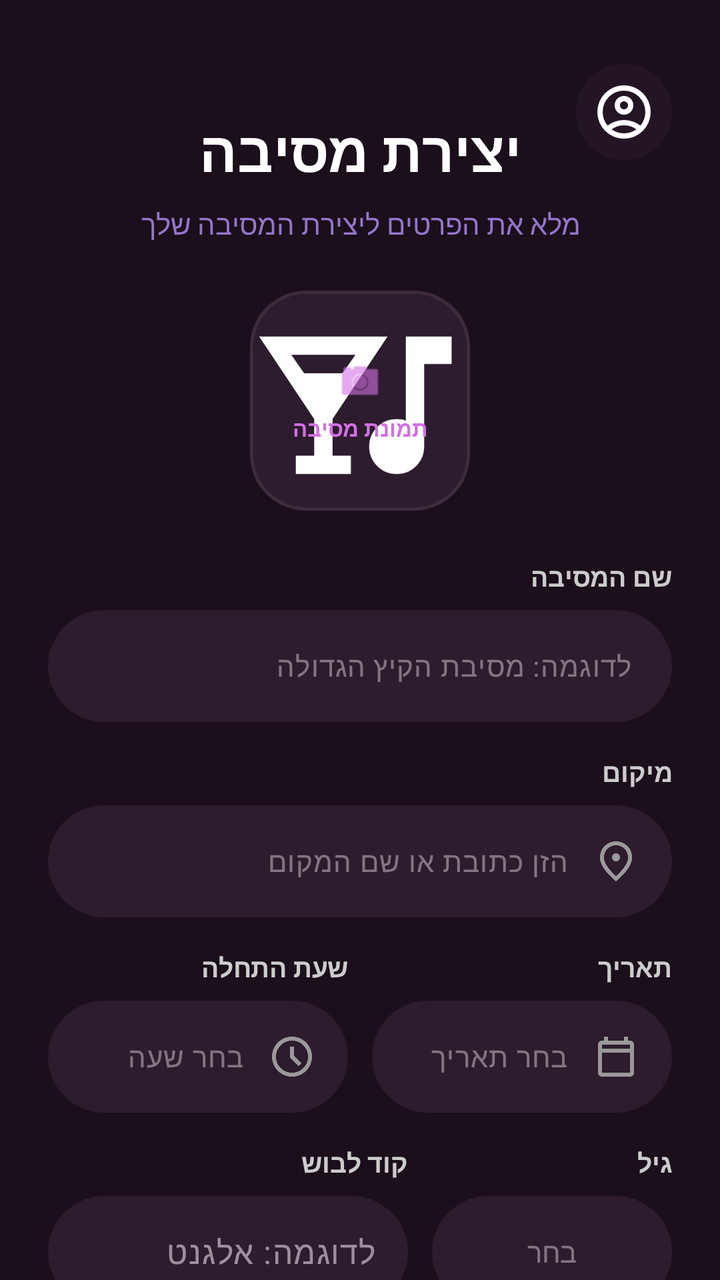
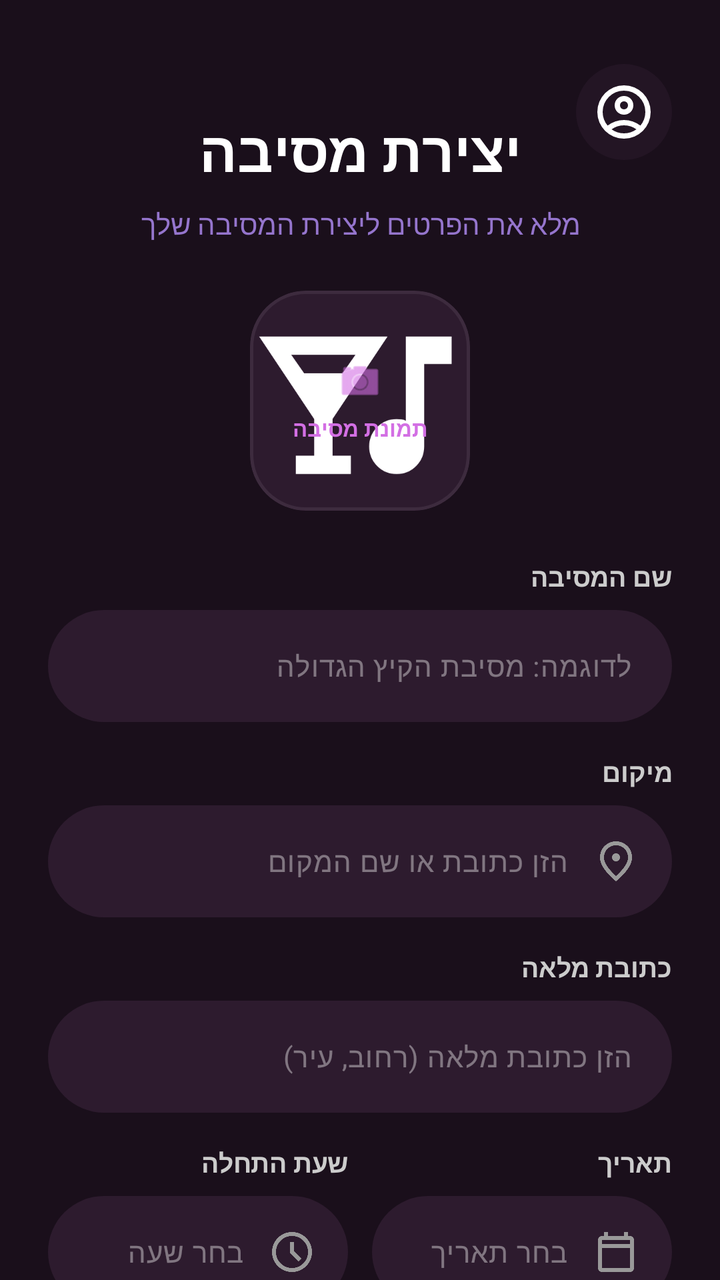

Two renders of the same Android screen: before a commit and after it. Below are the layout's source before the change and the commit's diff.
<!-- AndroidManifest.xml: application theme Theme.PartyLife -->
<!-- res/layout/activity_party_creation_page.xml -->
<?xml version="1.0" encoding="utf-8"?>
<ScrollView xmlns:android="http://schemas.android.com/apk/res/android"
    xmlns:app="http://schemas.android.com/apk/res-auto"
    xmlns:tools="http://schemas.android.com/tools"
    android:layout_width="match_parent"
    android:layout_height="match_parent"
    android:background="#1A0F1B"
    android:fillViewport="true"
    android:id="@+id/partycreation"
    android:scrollbars="none">

    <androidx.constraintlayout.widget.ConstraintLayout
        android:id="@+id/main"
        android:layout_width="match_parent"
        android:layout_height="wrap_content"
        android:padding="24dp"
        android:layoutDirection="rtl">

        
        <View
            android:id="@+id/profileGlow"
            android:layout_width="48dp"
            android:layout_height="48dp"
            android:layout_marginTop="8dp"
            android:background="@drawable/circle"
            android:backgroundTint="#2D1B2E"
            android:alpha="0.5"
            app:layout_constraintStart_toStartOf="parent"
            app:layout_constraintTop_toTopOf="parent" />

        <ImageView
            android:id="@+id/ivProfile"
            android:layout_width="32dp"
            android:layout_height="32dp"
            android:src="@drawable/personimeg"
            app:tint="#FFFFFF"
            app:layout_constraintBottom_toBottomOf="@id/profileGlow"
            app:layout_constraintEnd_toEndOf="@id/profileGlow"
            app:layout_constraintStart_toStartOf="@id/profileGlow"
            app:layout_constraintTop_toTopOf="@id/profileGlow" />

        
        <TextView
            android:id="@+id/tvTitle"
            android:layout_width="wrap_content"
            android:layout_height="wrap_content"
            android:layout_marginTop="32dp"
            android:text="יצירת מסיבה"
            android:textColor="#FFFFFF"
            android:textSize="28sp"
            android:textStyle="bold"
            app:layout_constraintEnd_toEndOf="parent"
            app:layout_constraintStart_toStartOf="parent"
            app:layout_constraintTop_toTopOf="parent" />

        <TextView
            android:id="@+id/tvSubtitle"
            android:layout_width="wrap_content"
            android:layout_height="wrap_content"
            android:layout_marginTop="8dp"
            android:text="מלא את הפרטים ליצירת המסיבה שלך"
            android:textColor="#9575CD"
            android:textSize="14sp"
            app:layout_constraintEnd_toEndOf="parent"
            app:layout_constraintStart_toStartOf="parent"
            app:layout_constraintTop_toBottomOf="@id/tvTitle" />

        
        <com.google.android.material.card.MaterialCardView
            android:id="@+id/cvPartyImage"
            android:layout_width="110dp"
            android:layout_height="110dp"
            android:layout_marginTop="24dp"
            app:cardBackgroundColor="#2D1B2E"
            app:cardCornerRadius="28dp"
            app:strokeWidth="1.5dp"
            app:strokeColor="#3D2B3E"
            app:layout_constraintEnd_toEndOf="parent"
            app:layout_constraintStart_toStartOf="parent"
            app:layout_constraintTop_toBottomOf="@id/tvSubtitle">

            <RelativeLayout
                android:layout_width="match_parent"
                android:layout_height="match_parent">

                <ImageView
                    android:id="@+id/ivSelectedPartyImage"
                    android:layout_width="match_parent"
                    android:layout_height="match_parent"
                    android:scaleType="centerCrop"
                    android:src="@drawable/partyicon"
                    />

                <LinearLayout
                    android:layout_width="wrap_content"
                    android:layout_height="wrap_content"
                    android:layout_centerInParent="true"
                    android:gravity="center"
                    android:orientation="vertical">

                    <ImageView
                        android:id="@+id/ivUploadImage"
                        android:layout_width="24dp"
                        android:layout_height="24dp"
                        android:src="@android:drawable/ic_menu_camera"
                        app:tint="#D36FE4" />

                    <TextView
                        android:id="@+id/tvUploadImage"

                        android:layout_width="wrap_content"
                        android:layout_height="wrap_content"
                        android:layout_marginTop="4dp"
                        android:text="תמונת מסיבה"
                        android:textColor="#D36FE4"
                        android:textSize="11sp"
                        android:textStyle="bold" />
                </LinearLayout>
            </RelativeLayout>
        </com.google.android.material.card.MaterialCardView>

        
        <TextView
            android:id="@+id/tvNameLabel"
            android:layout_width="match_parent"
            android:layout_height="wrap_content"
            android:layout_marginTop="24dp"
            android:text="שם המסיבה"
            android:textColor="#CCCCCC"
            android:textSize="13sp"
            android:textStyle="bold"
            android:gravity="start"
            app:layout_constraintTop_toBottomOf="@id/cvPartyImage" />

        <com.google.android.material.textfield.TextInputLayout
            android:id="@+id/tilPartyName"
            android:layout_width="match_parent"
            android:layout_height="wrap_content"
            android:layout_marginTop="8dp"
            app:hintEnabled="false"
            app:boxBackgroundColor="#2D1B2E"
            app:boxBackgroundMode="filled"
            app:boxCornerRadiusBottomEnd="28dp"
            app:boxCornerRadiusBottomStart="28dp"
            app:boxCornerRadiusTopEnd="28dp"
            app:boxCornerRadiusTopStart="28dp"
            app:boxStrokeWidth="0dp"
            app:layout_constraintTop_toBottomOf="@id/tvNameLabel">

            <com.google.android.material.textfield.TextInputEditText
                android:id="@+id/etPartyName"
                android:layout_width="match_parent"
                android:layout_height="56dp"
                android:hint="לדוגמה: מסיבת הקיץ הגדולה"
                android:textColorHint="#66FFFFFF"
                android:textColor="#FFFFFF"
                android:textSize="14sp"
                android:gravity="center_vertical"
                android:paddingStart="20dp"
                android:paddingEnd="20dp"
                android:background="@null" />
        </com.google.android.material.textfield.TextInputLayout>

        
        <TextView
            android:id="@+id/tvLocationLabel"
            android:layout_width="match_parent"
            android:layout_height="wrap_content"
            android:layout_marginTop="16dp"
            android:text="מיקום"
            android:textColor="#CCCCCC"
            android:textSize="13sp"
            android:textStyle="bold"
            android:gravity="start"
            app:layout_constraintTop_toBottomOf="@id/tilPartyName" />

        <com.google.android.material.textfield.TextInputLayout
            android:id="@+id/tilLocation"
            android:layout_width="match_parent"
            android:layout_height="wrap_content"
            android:layout_marginTop="8dp"
            app:hintEnabled="false"
            app:boxBackgroundColor="#2D1B2E"
            app:boxBackgroundMode="filled"
            app:boxCornerRadiusBottomEnd="28dp"
            app:boxCornerRadiusBottomStart="28dp"
            app:boxCornerRadiusTopEnd="28dp"
            app:boxCornerRadiusTopStart="28dp"
            app:boxStrokeWidth="0dp"
            app:layout_constraintTop_toBottomOf="@id/tvLocationLabel">

            <com.google.android.material.textfield.TextInputEditText
                android:id="@+id/etLocation"
                android:layout_width="match_parent"
                android:layout_height="56dp"
                android:hint="הזן כתובת או שם המקום"
                android:textColorHint="#66FFFFFF"
                android:textColor="#FFFFFF"
                android:textSize="14sp"
                android:gravity="center_vertical"
                android:drawableStart="@drawable/locationicon"
                android:drawablePadding="12dp"
                android:drawableTint="#999999"
                android:paddingStart="16dp"
                android:paddingEnd="16dp"
                android:background="@null" />
        </com.google.android.material.textfield.TextInputLayout>

        
        <LinearLayout
            android:id="@+id/rowDateTime"
            android:layout_width="match_parent"
            android:layout_height="wrap_content"
            android:layout_marginTop="16dp"
            android:orientation="horizontal"
            app:layout_constraintTop_toBottomOf="@id/tilLocation">

            
            <LinearLayout
                android:layout_width="0dp"
                android:layout_height="wrap_content"
                android:layout_weight="1"
                android:layout_marginEnd="12dp"
                android:orientation="vertical">

                <TextView
                    android:layout_width="wrap_content"
                    android:layout_height="wrap_content"
                    android:text="תאריך"
                    android:textColor="#CCCCCC"
                    android:textSize="13sp"
                    android:textStyle="bold" />

                <com.google.android.material.textfield.TextInputLayout
                    android:id="@+id/tilDate"
                    android:layout_width="match_parent"
                    android:layout_height="wrap_content"
                    android:layout_marginTop="8dp"
                    app:hintEnabled="false"
                    app:boxBackgroundColor="#2D1B2E"
                    app:boxBackgroundMode="filled"
                    app:boxCornerRadiusBottomEnd="28dp"
                    app:boxCornerRadiusBottomStart="28dp"
                    app:boxCornerRadiusTopEnd="28dp"
                    app:boxCornerRadiusTopStart="28dp"
                    app:boxStrokeWidth="0dp">

                    <com.google.android.material.textfield.TextInputEditText
                        android:id="@+id/etDate"
                        android:layout_width="match_parent"
                        android:layout_height="56dp"
                        android:hint="בחר תאריך"
                        android:focusable="false"
                        android:textColorHint="#66FFFFFF"
                        android:textColor="#FFFFFF"
                        android:textSize="14sp"
                        android:gravity="center_vertical"
                        android:drawableStart="@drawable/date_icon"
                        android:drawablePadding="12dp"
                        android:drawableTint="#999999"
                        android:paddingStart="16dp"
                        android:paddingEnd="16dp"
                        android:background="@null" />
                </com.google.android.material.textfield.TextInputLayout>
            </LinearLayout>

            
            <LinearLayout
                android:layout_width="0dp"
                android:layout_height="wrap_content"
                android:layout_weight="1"
                android:orientation="vertical">

                <TextView
                    android:layout_width="wrap_content"
                    android:layout_height="wrap_content"
                    android:text="שעת התחלה"
                    android:textColor="#CCCCCC"
                    android:textSize="13sp"
                    android:textStyle="bold" />

                <com.google.android.material.textfield.TextInputLayout
                    android:id="@+id/tilTime"
                    android:layout_width="match_parent"
                    android:layout_height="wrap_content"
                    android:layout_marginTop="8dp"
                    app:hintEnabled="false"
                    app:boxBackgroundColor="#2D1B2E"
                    app:boxBackgroundMode="filled"
                    app:boxCornerRadiusBottomEnd="28dp"
                    app:boxCornerRadiusBottomStart="28dp"
                    app:boxCornerRadiusTopEnd="28dp"
                    app:boxCornerRadiusTopStart="28dp"
                    app:boxStrokeWidth="0dp">

                    <com.google.android.material.textfield.TextInputEditText
                        android:id="@+id/etTime"
                        android:layout_width="match_parent"
                        android:layout_height="56dp"
                        android:hint="בחר שעה"
                        android:focusable="false"
                        android:textColorHint="#66FFFFFF"
                        android:textColor="#FFFFFF"
                        android:textSize="14sp"
                        android:gravity="center_vertical"
                        android:drawableStart="@drawable/time_icon"
                        android:drawablePadding="12dp"
                        android:drawableTint="#999999"
                        android:paddingStart="16dp"
                        android:paddingEnd="16dp"
                        android:background="@null" />
                </com.google.android.material.textfield.TextInputLayout>
            </LinearLayout>
        </LinearLayout>

        
        <LinearLayout
            android:id="@+id/rowBottom"
            android:layout_width="match_parent"
            android:layout_height="wrap_content"
            android:layout_marginTop="16dp"
            android:orientation="horizontal"
            app:layout_constraintTop_toBottomOf="@id/rowDateTime">

            <LinearLayout
                android:layout_width="0dp"
                android:layout_height="wrap_content"
                android:layout_weight="1"
                android:layout_marginEnd="12dp"
                android:orientation="vertical">
                <TextView
                    android:layout_width="wrap_content"
                    android:layout_height="wrap_content"
                    android:text="גיל"
                    android:textColor="#CCCCCC"
                    android:textSize="13sp"
                    android:textStyle="bold" />
                <com.google.android.material.textfield.TextInputLayout
                    android:layout_width="match_parent"
                    android:layout_height="wrap_content"
                    android:layout_marginTop="8dp"
                    app:hintEnabled="false"
                    app:boxBackgroundColor="#2D1B2E"
                    app:boxBackgroundMode="filled"
                    app:boxCornerRadiusBottomEnd="28dp"
                    app:boxCornerRadiusBottomStart="28dp"
                    app:boxCornerRadiusTopEnd="28dp"
                    app:boxCornerRadiusTopStart="28dp"
                    app:boxStrokeWidth="0dp">

                    <AutoCompleteTextView
                        android:id="@+id/etAge"
                        android:layout_width="match_parent"
                        android:layout_height="56dp"
                        android:hint="בחר"
                        android:textColor="#FFFFFF"
                        android:textColorHint="#66FFFFFF"
                        android:textSize="14sp"
                        android:gravity="center"
                        android:padding="0dp"
                        android:inputType="none"
                        android:background="@null" />
                </com.google.android.material.textfield.TextInputLayout>
            </LinearLayout>

            <LinearLayout
                android:layout_width="0dp"
                android:layout_height="wrap_content"
                android:layout_weight="1.5"
                android:orientation="vertical">
                <TextView
                    android:layout_width="wrap_content"
                    android:layout_height="wrap_content"
                    android:text="קוד לבוש"
                    android:textColor="#CCCCCC"
                    android:textSize="13sp"
                    android:textStyle="bold" />
                <com.google.android.material.textfield.TextInputLayout
                    android:layout_width="match_parent"
                    android:layout_height="wrap_content"
                    android:layout_marginTop="8dp"
                    app:hintEnabled="false"
                    app:boxBackgroundColor="#2D1B2E"
                    app:boxBackgroundMode="filled"
                    app:boxCornerRadiusBottomEnd="28dp"
                    app:boxCornerRadiusBottomStart="28dp"
                    app:boxCornerRadiusTopEnd="28dp"
                    app:boxCornerRadiusTopStart="28dp"
                    app:boxStrokeWidth="0dp">
                    <com.google.android.material.textfield.TextInputEditText
                        android:id="@+id/etDressCode"
                        android:layout_width="match_parent"
                        android:layout_height="56dp"
                        android:hint="לדוגמה: אלגנט"
                        android:textColor="#FFFFFF"
                        android:paddingStart="20dp"
                        android:background="@null" />
                </com.google.android.material.textfield.TextInputLayout>
            </LinearLayout>
        </LinearLayout>

        
        <TextView
            android:id="@+id/tvParkingLabel"
            android:layout_width="match_parent"
            android:layout_height="wrap_content"
            android:layout_marginTop="16dp"
            android:text="מיקום חנייה קרובה"
            android:textColor="#CCCCCC"
            android:textSize="13sp"
            android:textStyle="bold"
            android:gravity="start"
            app:layout_constraintTop_toBottomOf="@id/rowBottom" />

        <com.google.android.material.textfield.TextInputLayout
            android:id="@+id/tilParking"
            android:layout_width="match_parent"
            android:layout_height="wrap_content"
            android:layout_marginTop="8dp"
            app:hintEnabled="false"
            app:boxBackgroundColor="#2D1B2E"
            app:boxBackgroundMode="filled"
            app:boxCornerRadiusBottomEnd="28dp"
            app:boxCornerRadiusBottomStart="28dp"
            app:boxCornerRadiusTopEnd="28dp"
            app:boxCornerRadiusTopStart="28dp"
            app:boxStrokeWidth="0dp"
            app:layout_constraintTop_toBottomOf="@id/tvParkingLabel">

            <com.google.android.material.textfield.TextInputEditText
                android:id="@+id/etParking"
                android:layout_width="match_parent"
                android:layout_height="56dp"
                android:hint="לדוגמה: חניון המרכז, רחוב הברזל 1"
                android:textColorHint="#66FFFFFF"
                android:textColor="#FFFFFF"
                android:textSize="14sp"
                android:gravity="center_vertical"
                android:paddingStart="20dp"
                android:paddingEnd="20dp"
                android:background="@null" />
        </com.google.android.material.textfield.TextInputLayout>

        
        <TextView
            android:id="@+id/tvPhoneLabel"
            android:layout_width="match_parent"
            android:layout_height="wrap_content"
            android:layout_marginTop="16dp"
            android:text="טלפון ליצירת קשר"
            android:textColor="#CCCCCC"
            android:textSize="13sp"
            android:textStyle="bold"
            android:gravity="start"
            app:layout_constraintTop_toBottomOf="@id/tilParking" />

        <com.google.android.material.textfield.TextInputLayout
            android:id="@+id/tilPhone"
            android:layout_width="match_parent"
            android:layout_height="wrap_content"
            android:layout_marginTop="8dp"
            app:hintEnabled="false"
            app:boxBackgroundColor="#2D1B2E"
            app:boxBackgroundMode="filled"
            app:boxCornerRadiusBottomEnd="28dp"
            app:boxCornerRadiusBottomStart="28dp"
            app:boxCornerRadiusTopEnd="28dp"
            app:boxCornerRadiusTopStart="28dp"
            app:boxStrokeWidth="0dp"
            app:layout_constraintTop_toBottomOf="@id/tvPhoneLabel">

            <com.google.android.material.textfield.TextInputEditText
                android:id="@+id/etPhone"
                android:layout_width="match_parent"
                android:layout_height="56dp"
                android:hint="הקלד מספר טלפון"
                android:inputType="phone"
                android:textColorHint="#66FFFFFF"
                android:textColor="#FFFFFF"
                android:textSize="14sp"
                android:gravity="start|center_vertical"
                android:textDirection="rtl"
                android:textAlignment="viewStart"
                android:drawableStart="@android:drawable/ic_menu_call"
                android:drawablePadding="12dp"
                android:drawableTint="#999999"
                android:paddingStart="16dp"
                android:paddingEnd="16dp"
                android:background="@null" />

        </com.google.android.material.textfield.TextInputLayout>

        
        <com.google.android.material.button.MaterialButton
            android:id="@+id/btnCreate"
            android:layout_width="match_parent"
            android:layout_height="56dp"
            android:layout_marginTop="40dp"
            android:layout_marginBottom="24dp"
            android:text="צור מסיבה"
            android:textColor="#FFFFFF"
            android:textSize="18sp"
            android:textStyle="bold"
            android:background="@drawable/button_gradient"
            app:backgroundTint="@null"
            app:cornerRadius="28dp"
            app:layout_constraintBottom_toBottomOf="parent"
            app:layout_constraintTop_toBottomOf="@id/tilPhone" />

    </androidx.constraintlayout.widget.ConstraintLayout>

</ScrollView>
<!-- resources referenced by this layout -->
<resources>
  <!-- drawable button_gradient (drawable) -->
  <?xml version="1.0" encoding="utf-8"?>
  <shape xmlns:android="http://schemas.android.com/apk/res/android">
      <gradient
          android:startColor="#CC56E2"
          android:endColor="#BA39D5"
          android:angle="0"/>
      <corners android:radius="25dp"/>
  </shape>
  <!-- drawable circle (drawable) -->
  <?xml version="1.0" encoding="utf-8"?>
  <shape xmlns:android="http://schemas.android.com/apk/res/android"
      android:shape="oval">
      <solid android:color="#4D2A4E" />
  </shape>
  <!-- drawable date_icon (drawable) -->
  <vector xmlns:android="http://schemas.android.com/apk/res/android"
      android:width="24dp"
      android:height="24dp"
      android:viewportWidth="960"
      android:viewportHeight="960">
    <path
        android:pathData="M200,880q-33,0 -56.5,-23.5T120,800v-560q0,-33 23.5,-56.5T200,160h40v-80h80v80h320v-80h80v80h40q33,0 56.5,23.5T840,240v560q0,33 -23.5,56.5T760,880L200,880ZM200,800h560v-400L200,400v400ZM200,320h560v-80L200,240v80ZM200,320v-80,80Z"
        android:fillColor="#FFFFFF"/>
  </vector>
  <!-- drawable locationicon (drawable) -->
  <vector xmlns:android="http://schemas.android.com/apk/res/android"
      android:width="24dp"
      android:height="24dp"
      android:viewportWidth="960"
      android:viewportHeight="960">
    <path
        android:pathData="M480,480q33,0 56.5,-23.5T560,400q0,-33 -23.5,-56.5T480,320q-33,0 -56.5,23.5T400,400q0,33 23.5,56.5T480,480ZM480,774q122,-112 181,-203.5T720,408q0,-109 -69.5,-178.5T480,160q-101,0 -170.5,69.5T240,408q0,71 59,162.5T480,774ZM480,880Q319,743 239.5,625.5T160,408q0,-150 96.5,-239T480,80q127,0 223.5,89T800,408q0,100 -79.5,217.5T480,880ZM480,400Z"
        android:fillColor="#FFFFFF"/>
  </vector>
  <!-- drawable partyicon (drawable) -->
  <vector xmlns:android="http://schemas.android.com/apk/res/android"
      android:width="24dp"
      android:height="24dp"
      android:viewportWidth="960"
      android:viewportHeight="960">
    <path
        android:pathData="M200,800v-80h80v-160L40,200h560L360,560v160h80v80L200,800ZM236,360h168l56,-80L180,280l56,80ZM640,800q-50,0 -85,-35t-35,-85q0,-50 35,-85t85,-35q11,0 21,1.5t19,6.5v-368h200v120L760,320v360q0,50 -35,85t-85,35Z"
        android:fillColor="#FFFFFF"/>
  </vector>
  <!-- drawable time_icon (drawable) -->
  <vector xmlns:android="http://schemas.android.com/apk/res/android"
      android:width="24dp"
      android:height="24dp"
      android:viewportWidth="960"
      android:viewportHeight="960">
    <path
        android:pathData="m612,668 l56,-56 -148,-148v-184h-80v216l172,172ZM480,880q-83,0 -156,-31.5T197,763q-54,-54 -85.5,-127T80,480q0,-83 31.5,-156T197,197q54,-54 127,-85.5T480,80q83,0 156,31.5T763,197q54,54 85.5,127T880,480q0,83 -31.5,156T763,763q-54,54 -127,85.5T480,880ZM480,480ZM480,800q133,0 226.5,-93.5T800,480q0,-133 -93.5,-226.5T480,160q-133,0 -226.5,93.5T160,480q0,133 93.5,226.5T480,800Z"
        android:fillColor="#FFFFFF"/>
  </vector>
  <style name="Theme.PartyLife" parent="Base.Theme.PartyLife" />
  <style name="Base.Theme.PartyLife" parent="Theme.Material3.Dark.NoActionBar">
        
  
      </style>
  <!-- unchanged entries left out for length: 1 -->
</resources>

<!-- the commit's change to res/layout/activity_party_creation_page.xml (unified diff, before → after) -->
@@ -207,13 +207,55 @@
         </com.google.android.material.textfield.TextInputLayout>
 
         
+        <TextView
+            android:id="@+id/tvFullAddressLabel"
+            android:layout_width="match_parent"
+            android:layout_height="wrap_content"
+            android:layout_marginTop="16dp"
+            android:text="כתובת מלאה"
+            android:textColor="#CCCCCC"
+            android:textSize="13sp"
+            android:textStyle="bold"
+            android:gravity="start"
+            app:layout_constraintTop_toBottomOf="@id/tilLocation" />
+
+        <com.google.android.material.textfield.TextInputLayout
+            android:id="@+id/tilFullAddress"
+            android:layout_width="match_parent"
+            android:layout_height="wrap_content"
+            android:layout_marginTop="8dp"
+            app:hintEnabled="false"
+            app:boxBackgroundColor="#2D1B2E"
+            app:boxBackgroundMode="filled"
+            app:boxCornerRadiusBottomEnd="28dp"
+            app:boxCornerRadiusBottomStart="28dp"
+            app:boxCornerRadiusTopEnd="28dp"
+            app:boxCornerRadiusTopStart="28dp"
+            app:boxStrokeWidth="0dp"
+            app:layout_constraintTop_toBottomOf="@id/tvFullAddressLabel">
+
+            <com.google.android.material.textfield.TextInputEditText
+                android:id="@+id/etFullAddress"
+                android:layout_width="match_parent"
+                android:layout_height="56dp"
+                android:hint="הזן כתובת מלאה (רחוב, עיר)"
+                android:textColorHint="#66FFFFFF"
+                android:textColor="#FFFFFF"
+                android:textSize="14sp"
+                android:gravity="center_vertical"
+                android:paddingStart="20dp"
+                android:paddingEnd="20dp"
+                android:background="@null" />
+        </com.google.android.material.textfield.TextInputLayout>
+
+        
         <LinearLayout
             android:id="@+id/rowDateTime"
             android:layout_width="match_parent"
             android:layout_height="wrap_content"
             android:layout_marginTop="16dp"
             android:orientation="horizontal"
-            app:layout_constraintTop_toBottomOf="@id/tilLocation">
+            app:layout_constraintTop_toBottomOf="@id/tilFullAddress">
 
             
             <LinearLayout
